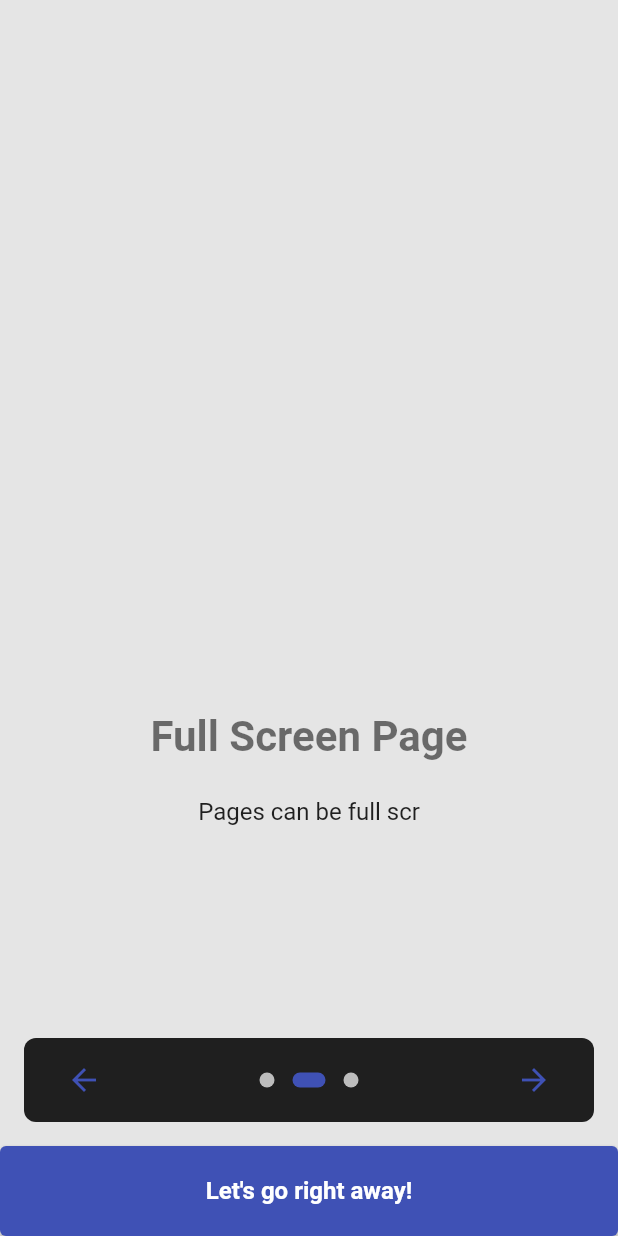
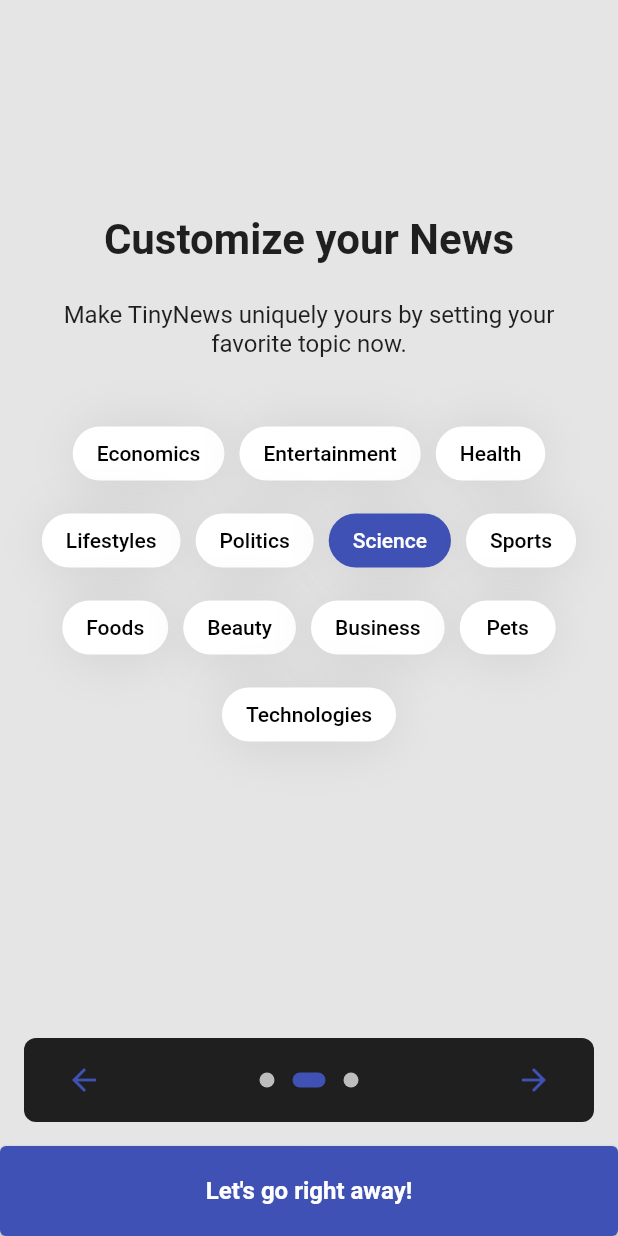
Before and after one commit to kod4284/tiny-news-frontend, a Flutter app: the screen it shows after launch, after a tap on the "arrow forward" icon, on a phone screen of 412 x 824 dp. Run offline on Flutter 3.47's test engine with Material 2 defaults, Android fonts, the light colour scheme and no system bars; drawn by our look-alikes of group_button, introduction_screen; our stand-ins replace flutter_dotenv, flutter_tts, webview_flutter; missing offline and left inert: localstore; network calls fail.

Commit message:
feat: make onboarding interest page

```diff
--- /dev/null
+++ b/lib/widgets/commons/tiny_group_button.dart
@@ -0,0 +1,58 @@
+import "package:flutter/material.dart";
+import 'package:group_button/group_button.dart';
+
+class TinyGroupButton extends StatefulWidget {
+  final List<String>? selected;
+  final List<String> buttonList;
+  final Function onSelected;
+
+  const TinyGroupButton({
+    Key? key,
+    this.selected,
+    required this.onSelected,
+    required this.buttonList,
+  }) : super(key: key);
+
+  @override
+  State<TinyGroupButton> createState() => _TinyGroupButtonState();
+}
+
+class _TinyGroupButtonState extends State<TinyGroupButton> {
+  late List<String> _selected;
+  List<int> getSelectedList(List<String> selectedList) {
+    List<int> tempList = [];
+    selectedList.forEach((element) {
+      int index = widget.buttonList.indexOf(element);
+      if (index != -1) {
+        tempList.add(index);
+      }
+    });
+    return tempList;
+  }
+  @override
+  void initState() {
+    super.initState();
+    _selected = widget.selected ?? [];
+  }
+  @override
+  Widget build(BuildContext context) {
+    return GroupButton(
+      controller: GroupButtonController(
+        selectedIndexes: getSelectedList(_selected)
+      ),
+      isRadio: false,
+      options: GroupButtonOptions(
+        borderRadius: BorderRadius.circular(100)
+      ),
+      buttons: widget.buttonList,
+      onSelected: (val, i, selected) => {
+        if (selected) {
+          _selected.add(val as String)
+        } else {
+          _selected.remove(val)
+        },
+        widget.onSelected(_selected)
+      }
+    );
+  }
+}
--- a/lib/widgets/pages/onboarding_page.dart
+++ b/lib/widgets/pages/onboarding_page.dart
@@ -1,6 +1,7 @@
 import 'package:flutter/foundation.dart';
 import 'package:flutter/material.dart';
 import 'package:introduction_screen/introduction_screen.dart';
+import 'package:tiny_news/widgets/commons/tiny_group_button.dart';
 
 import 'package:tiny_news/widgets/pages/main_page.dart';
 
@@ -27,7 +28,7 @@ class _OnBoardingPageState extends State<OnBoardingPage> {
     const bodyStyle = TextStyle(color: Colors.black87, fontSize: 16.0);
 
     const pageDecoration = const PageDecoration(
-      titleTextStyle: TextStyle(color: Colors.black54, fontSize: 28.0, fontWeight: FontWeight.w700),
+      titleTextStyle: TextStyle(color: Colors.black87, fontSize: 28.0, fontWeight: FontWeight.w700),
       bodyTextStyle: bodyStyle,
       bodyPadding: EdgeInsets.fromLTRB(16.0, 0.0, 16.0, 16.0),
       pageColor: Color(0xE5E5E5),
@@ -88,14 +89,35 @@ class _OnBoardingPageState extends State<OnBoardingPage> {
           decoration: pageDecoration,
         ),
         PageViewModel(
-          title: "Full Screen Page",
+          title: "Customize your News",
+          footer: Container(
+            margin: EdgeInsets.only(bottom: 250),
+            child: TinyGroupButton(
+              buttonList: [
+                "Economics",
+                "Entertainment",
+                "Health",
+                "Lifestyles",
+                "Politics",
+                "Science",
+                "Sports",
+                "Foods",
+                "Beauty",
+                "Business",
+                "Pets",
+                "Technologies"
+              ],
+              selected: ["Science"],
+              onSelected: (e) => print(e),
+            ),
+          ),
           body:
-          "Pages can be full scr",
+          "Make TinyNews uniquely yours by setting your favorite topic now.",
           decoration: pageDecoration.copyWith(
             contentMargin: const EdgeInsets.symmetric(horizontal: 16),
             fullScreen: true,
-            bodyFlex: 2,
-            imageFlex: 3,
+            bodyFlex: 10,
+            imageFlex: 2,
           ),
         ),
         PageViewModel(
--- a/pubspec.yaml
+++ b/pubspec.yaml
@@ -36,6 +36,7 @@ dependencies:
   localstore: ^1.2.3
   shared_preferences: ^2.0.13
   introduction_screen: ^3.0.2
+  group_button: ^5.0.0
 
   # The following adds the Cupertino Icons font to your application.
   # Use with the CupertinoIcons class for iOS style icons.
```
Also changed, not shown: pubspec.lock.
